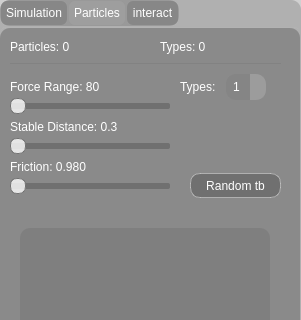
tomatencode/Particle_LifeQT, file settings.ui: the form before one commit; both pictures show x 0 to 301 and y 0 to 320 of the 301 by 500 pixel window.
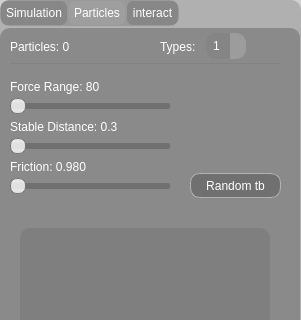
The form after the commit. Icons and pictures are not drawn. Custom widgets are drawn as their Qt base class.

Commit message: better position for types spinn box

What changed in the file:
```diff
--- a/settings.ui
+++ b/settings.ui
@@ -388,12 +388,12 @@
       <rect>
        <x>160</x>
        <y>10</y>
-       <width>67</width>
+       <width>51</width>
        <height>17</height>
       </rect>
      </property>
      <property name="text">
-      <string>Types: 0</string>
+      <string>Types:</string>
      </property>
     </widget>
     <widget class="Line" name="line_particles">
@@ -537,8 +537,8 @@
     <widget class="QSpinBox" name="types_spinBox">
      <property name="geometry">
       <rect>
-       <x>226</x>
-       <y>46</y>
+       <x>206</x>
+       <y>5</y>
        <width>40</width>
        <height>26</height>
       </rect>
@@ -556,19 +556,6 @@
       <number>1</number>
      </property>
     </widget>
-    <widget class="QLabel" name="types_label">
-     <property name="geometry">
-      <rect>
-       <x>180</x>
-       <y>50</y>
-       <width>51</width>
-       <height>17</height>
-      </rect>
-     </property>
-     <property name="text">
-      <string>Types:</string>
-     </property>
-    </widget>
    </widget>
    <widget class="QWidget" name="tab_3">
     <attribute name="title">
```
The commit also changes 3 other files.
